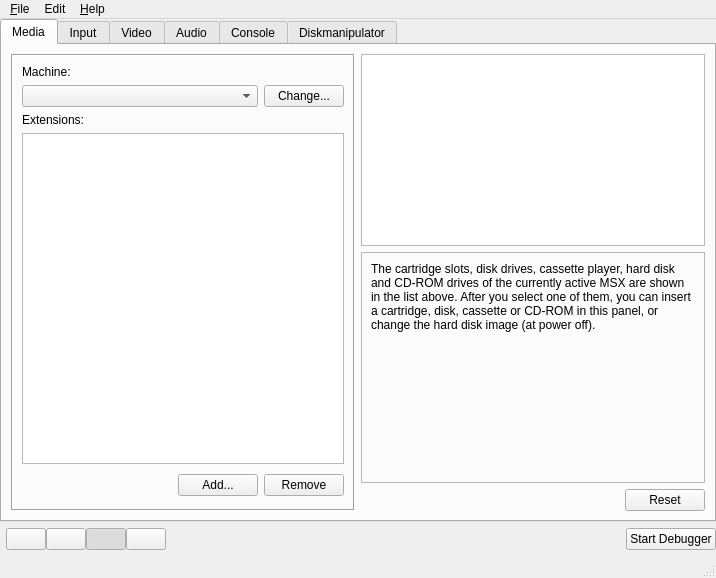
openMSX/catapult, file main.ui: the form before one commit.
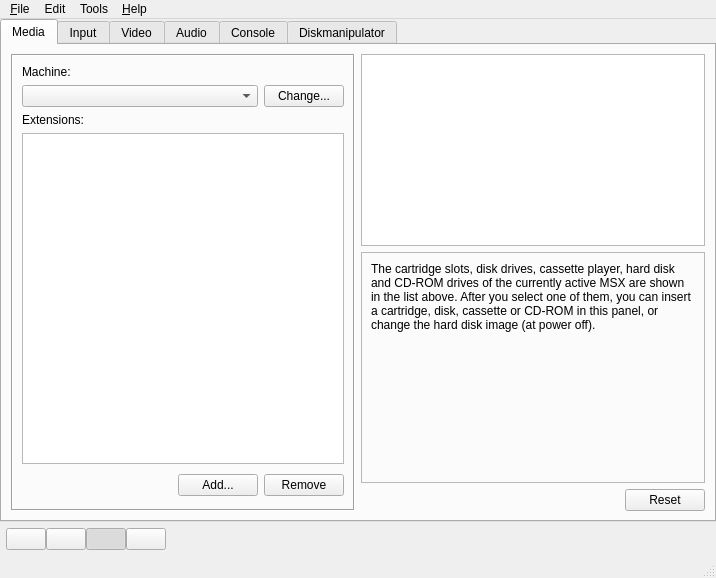
The form after the commit. Icons and pictures are not drawn.

Commit message: Move debugger button to new Tools menu

The edit to the form file:
```diff
--- a/main.ui
+++ b/main.ui
@@ -1976,13 +1976,6 @@
         </property>
        </spacer>
       </item>
-      <item>
-       <widget class="QPushButton" name="DebuggerButton" >
-        <property name="text" >
-         <string>Start Debugger</string>
-        </property>
-       </widget>
-      </item>
      </layout>
     </item>
    </layout>
@@ -2018,8 +2011,15 @@
     </property>
     <addaction name="action_Quit" />
    </widget>
+   <widget class="QMenu" name="menuTools" >
+    <property name="title" >
+     <string>Tools</string>
+    </property>
+    <addaction name="actionStart_Debugger" />
+   </widget>
    <addaction name="menu_File" />
    <addaction name="menuConfiguration" />
+   <addaction name="menuTools" />
    <addaction name="menu_Help" />
   </widget>
   <widget class="QStatusBar" name="statusbar" />
```
Left out of the diff: 8 changed lines with no effect on the pictures. The commit also changes 1 other file.
